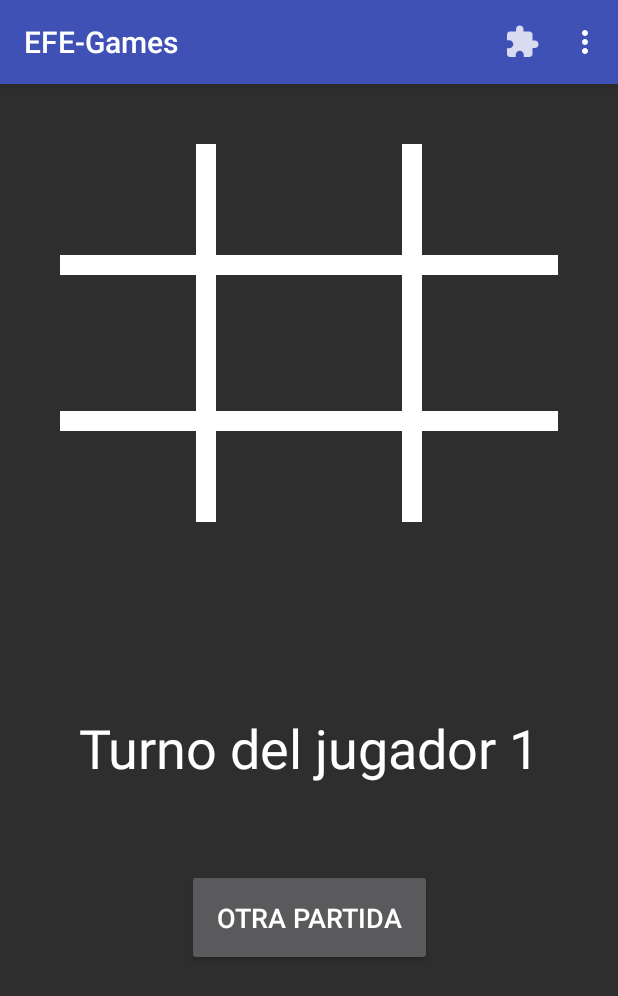
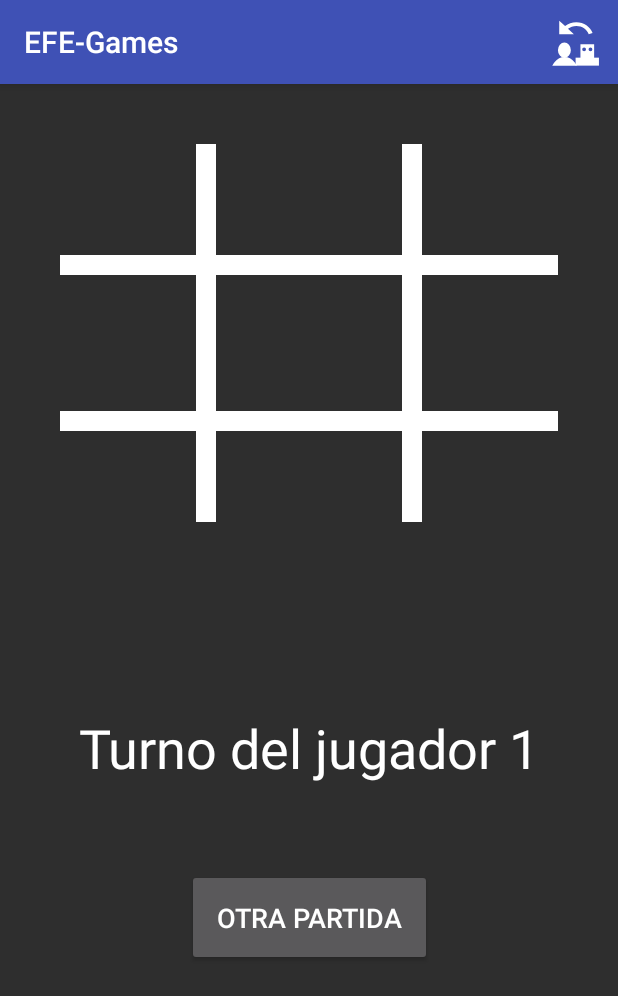
Before and after one commit to antoniopaya22/EFE-Games, an Android app: the TicTacToeActivity screen opened directly, with no data from a screen before it, after a tap on "Jugar 1v1", on a phone screen of 412 x 824 dp. Shown: the top 996 px of the screen. Run offline under Robolectric (Android 15) with nearby library versions, the phone set to English and light mode, and no system bars.

Commit message:
Añadidos iconos cambio de modo 3 en raya

```diff
--- a/app/src/main/java/com/efe/games/ui/tictactoe/TicTacToeActivity.kt
+++ b/app/src/main/java/com/efe/games/ui/tictactoe/TicTacToeActivity.kt
@@ -130,17 +130,18 @@ class TicTacToeActivity : AppCompatActivity() {
             R.id.play1v1 -> {
                 TicTacToeController.changeMode()
                 onRestartGame()
-                true
-            }
-            R.id.hayTiempo -> {
-                /*
-                SudokuController.hayTiempo()
-                item.isChecked = !item.isChecked
-
-                 */
+                changePlay1v1Icon(item)
                 true
             }
             else -> super.onOptionsItemSelected(item)
         }
     }
+
+    fun changePlay1v1Icon(item: MenuItem){
+        if(TicTacToeController.play1v1){
+            item.setIcon(R.drawable.ic_pvsai)
+        }else{
+            item.setIcon(R.drawable.ic_pvsp)
+        }
+    }
 }
--- /dev/null
+++ b/app/src/main/res/drawable/ic_pvsai.xml
@@ -0,0 +1,61 @@
+<vector xmlns:android="http://schemas.android.com/apk/res/android"
+    android:width="100dp"
+    android:height="100dp"
+    android:viewportWidth="100"
+    android:viewportHeight="100">
+  <path
+      android:pathData="M12.381,66.951a16.064,13.447 90,1 0,26.895 0a16.064,13.447 90,1 0,-26.895 0z"
+      android:strokeAlpha="1"
+      android:strokeWidth="0.90516299"
+      android:fillColor="#ffffff"
+      android:strokeColor="#00000000"
+      android:fillAlpha="1"/>
+  <group>
+    <clip-path
+        android:pathData="M-69.2,7.042l208.585,0l0,92.226l-208.585,0z"/>
+    <path
+        android:pathData="M-3.457,118.923a37.798,29.584 90,1 0,59.169 0a37.798,29.584 90,1 0,-59.169 0z"
+        android:strokeAlpha="1"
+        android:strokeWidth="1.1279875"
+        android:fillColor="#ffffff"
+        android:strokeColor="#00000000"
+        android:fillAlpha="1"/>
+  </group>
+  <path
+      android:pathData="M167.449,66.006a16.064,13.447 90,1 0,26.895 0a16.064,13.447 90,1 0,-26.895 0z"
+      android:strokeAlpha="1"
+      android:strokeWidth="0.90516299"
+      android:fillColor="#000000"
+      android:strokeColor="#00000000"
+      android:fillAlpha="1"/>
+  <group>
+    <clip-path
+        android:pathData="M85.868,6.097l208.585,0l0,92.226l-208.585,0z"/>
+    <path
+        android:pathData="M151.611,117.978a37.798,29.584 90,1 0,59.169 0a37.798,29.584 90,1 0,-59.169 0z"
+        android:strokeAlpha="1"
+        android:strokeWidth="1.1279875"
+        android:fillColor="#000000"
+        android:strokeColor="#00000000"
+        android:fillAlpha="1"/>
+  </group>
+  <path
+      android:pathData="m27.283,16.872c6.282,-5.024 14.433,-8.113 23.432,-8.113 15.791,0 29.137,9.455 33.823,22.529l-8.014,2.434c-3.566,-9.954 -13.753,-17.162 -25.809,-17.162 -6.622,0 -12.667,2.247 -17.387,5.866l12.293,11.296L15.058,33.722L15.058,5.638Z"
+      android:strokeWidth="3.25524354"
+      android:fillColor="#ffffff"
+      android:fillAlpha="1"/>
+  <path
+      android:pathData="M49.137,82.613h48.664v16.631h-48.664z"
+      android:strokeAlpha="1"
+      android:strokeWidth="1.05030322"
+      android:fillColor="#ffffff"
+      android:strokeColor="#00000000"
+      android:fillAlpha="1"/>
+  <path
+      android:pathData="M59.248,54.643L59.248,84.881L87.785,84.881L87.785,54.643L59.248,54.643zM66.902,61.257A3.922,3.969 90,0 1,70.871 65.179A3.922,3.969 90,0 1,66.902 69.101A3.922,3.969 90,0 1,62.933 65.179A3.922,3.969 90,0 1,66.902 61.257zM80.131,61.399A3.922,3.969 90,0 1,84.1 65.321A3.922,3.969 90,0 1,80.131 69.242A3.922,3.969 90,0 1,76.162 65.321A3.922,3.969 90,0 1,80.131 61.399z"
+      android:strokeAlpha="1"
+      android:strokeWidth="5.04491711"
+      android:fillColor="#ffffff"
+      android:strokeColor="#00000000"
+      android:fillAlpha="1"/>
+</vector>
--- /dev/null
+++ b/app/src/main/res/drawable/ic_pvsp.xml
@@ -0,0 +1,47 @@
+<vector xmlns:android="http://schemas.android.com/apk/res/android"
+    android:width="100dp"
+    android:height="100dp"
+    android:viewportWidth="100"
+    android:viewportHeight="100">
+  <path
+      android:pathData="M12.381,66.951a16.064,13.447 90,1 0,26.895 0a16.064,13.447 90,1 0,-26.895 0z"
+      android:strokeAlpha="1"
+      android:strokeWidth="0.90516299"
+      android:fillColor="#ffffff"
+      android:strokeColor="#00000000"
+      android:fillAlpha="1"/>
+  <group>
+    <clip-path
+        android:pathData="M-69.2,7.042l208.585,0l0,92.226l-208.585,0z"/>
+    <path
+        android:pathData="M-3.457,118.923a37.798,29.584 90,1 0,59.169 0a37.798,29.584 90,1 0,-59.169 0z"
+        android:strokeAlpha="1"
+        android:strokeWidth="1.1279875"
+        android:fillColor="#ffffff"
+        android:strokeColor="#00000000"
+        android:fillAlpha="1"/>
+  </group>
+  <path
+      android:pathData="M59.537,66.951a16.064,13.447 90,1 0,26.895 0a16.064,13.447 90,1 0,-26.895 0z"
+      android:strokeAlpha="1"
+      android:strokeWidth="0.90516299"
+      android:fillColor="#ffffff"
+      android:strokeColor="#00000000"
+      android:fillAlpha="1"/>
+  <group>
+    <clip-path
+        android:pathData="M-22.045,7.042l208.585,0l0,92.226l-208.585,0z"/>
+    <path
+        android:pathData="M43.699,118.923a37.798,29.584 90,1 0,59.169 0a37.798,29.584 90,1 0,-59.169 0z"
+        android:strokeAlpha="1"
+        android:strokeWidth="1.1279875"
+        android:fillColor="#ffffff"
+        android:strokeColor="#00000000"
+        android:fillAlpha="1"/>
+  </group>
+  <path
+      android:pathData="m72.313,16.872c-6.282,-5.024 -14.433,-8.113 -23.432,-8.113 -15.791,0 -29.137,9.455 -33.823,22.529l8.014,2.434c3.566,-9.954 13.753,-17.162 25.809,-17.162 6.622,0 12.667,2.247 17.387,5.866L53.975,33.722L84.539,33.722L84.539,5.638Z"
+      android:strokeWidth="3.25524354"
+      android:fillColor="#ffffff"
+      android:fillAlpha="1"/>
+</vector>
--- a/app/src/main/res/menu/tictactoe_menu.xml
+++ b/app/src/main/res/menu/tictactoe_menu.xml
@@ -4,14 +4,8 @@
 
     <item
         android:id="@+id/play1v1"
-        android:icon="@drawable/resolver_sudoku"
+        android:icon="@drawable/ic_pvsp"
         android:title="Jugar 1v1"
         app:showAsAction="always" />
-    <item
-        android:id="@+id/hayTiempo"
-        android:checkable="true"
-        android:checked="true"
-        android:icon="@drawable/ic_launcher_background"
-        android:title="Tiempo"
-        app:showAsAction="never" />
+
 </menu>
```
